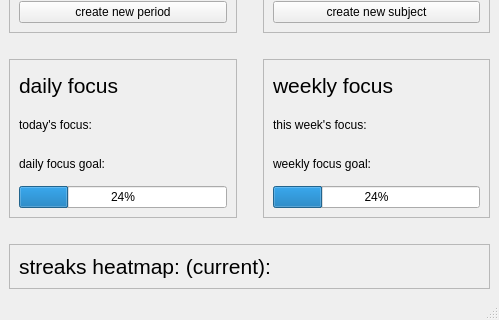
Above: ui/mainwindow.ui from dop14/monkmode before the change; both pictures show x 0 to 499 and y 337 to 657 of the 499 by 657 pixel window. Below: the same form after it.
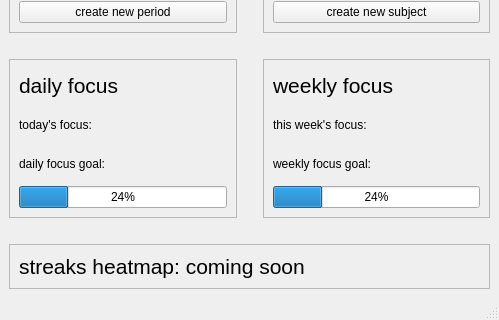
That is the form after the change.

Diff of the .ui file:
```diff
--- a/ui/mainwindow.ui
+++ b/ui/mainwindow.ui
@@ -402,7 +402,7 @@
             </font>
            </property>
            <property name="text">
-            <string>streaks heatmap: (current):</string>
+            <string>streaks heatmap: coming soon</string>
            </property>
           </widget>
          </item>
```
Left out of the diff: 27 changed lines with no effect on the pictures.
